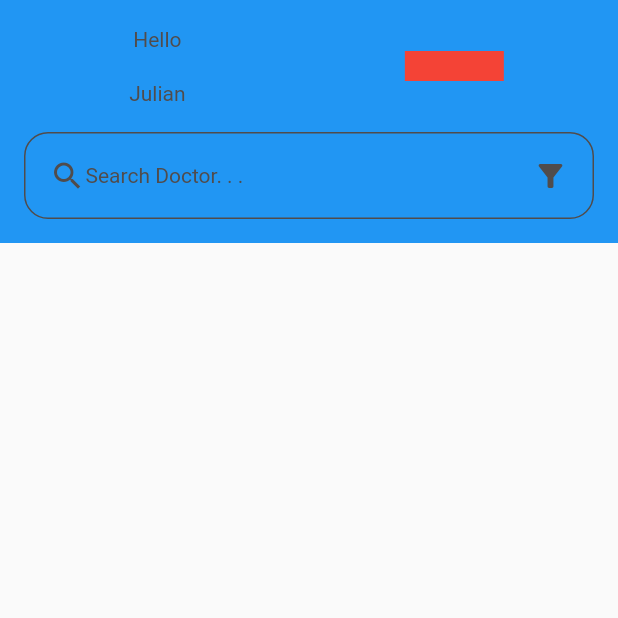
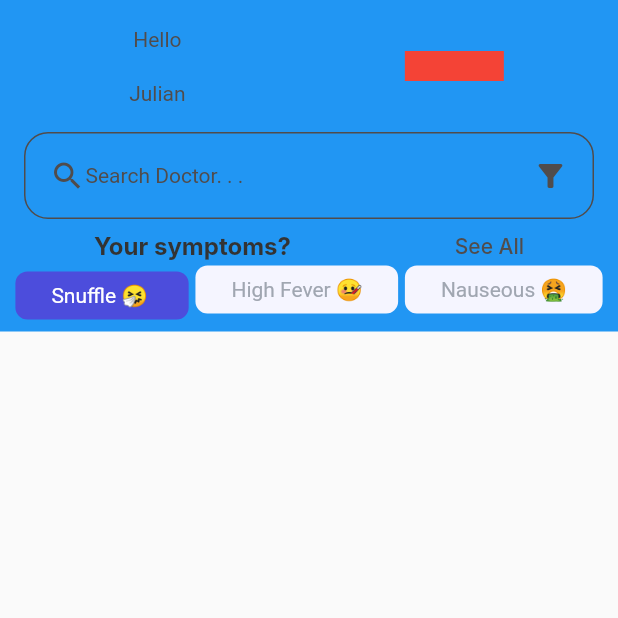
Before and after one commit to elbendit/doctor-app, a Flutter app: the screen it shows after launch, on a phone screen of 412 x 824 dp, the top half of it. Run offline on Flutter 3.47's test engine with Material 2 defaults, Android fonts, the light colour scheme and no system bars; Roboto replaces fonts that are missing (Inter).

Commit message:
add symptoms section

```diff
--- a/doctor_app/lib/pages/home/home.dart
+++ b/doctor_app/lib/pages/home/home.dart
@@ -1,5 +1,6 @@
 import 'package:flutter/material.dart';
 
+import 'widgets/symptomssection.dart';
 import 'widgets/search.dart';
 import 'widgets/topbar.dart';
 
@@ -43,8 +44,10 @@
         child: Column(
             mainAxisSize: MainAxisSize.min,
             mainAxisAlignment: MainAxisAlignment.start,
-            children: [TopBar(), Search()
-
+            children: [
+              TopBar(),
+              Search(),
+              SymptomsSection()
             ]),
       ),
     );
--- /dev/null
+++ b/doctor_app/lib/pages/home/widgets/symptomssection.dart
@@ -0,0 +1,122 @@
+import 'package:flutter/material.dart';
+
+class SymptomsSection extends StatelessWidget {
+  const SymptomsSection({
+    Key? key,
+  }) : super(key: key);
+
+  @override
+  Widget build(BuildContext context) {
+    return Column(
+      children: [
+        Row(
+          mainAxisSize: MainAxisSize.max,
+          mainAxisAlignment: MainAxisAlignment.spaceAround,
+          crossAxisAlignment: CrossAxisAlignment.center,
+          children: [
+            Text(
+              "Your symptoms?",
+              style: TextStyle(
+                color: Color(0xff333333),
+                fontSize: 16,
+                fontFamily: "Inter",
+                fontWeight: FontWeight.w700,
+              ),
+            ),
+            Text(
+              "See All",
+              style: TextStyle(
+                color: Color.fromARGB(255, 80, 76, 76),
+                fontSize: 14,
+                fontFamily: "Inter",
+                fontWeight: FontWeight.w500,
+              ),
+            ),
+          ],
+        ),
+        Row(
+          mainAxisSize: MainAxisSize.max,
+          mainAxisAlignment: MainAxisAlignment.spaceAround,
+          crossAxisAlignment: CrossAxisAlignment.center,
+          children: [
+            Padding(
+              padding: const EdgeInsets.only(top: 8.0),
+              child: Container(
+                decoration: BoxDecoration(
+                  borderRadius: BorderRadius.circular(8),
+                  color: Color(0xff4c4ddc),
+                ),
+                padding: const EdgeInsets.symmetric(
+                  horizontal: 24,
+                  vertical: 8,
+                ),
+                child: Column(
+                  mainAxisSize: MainAxisSize.min,
+                  mainAxisAlignment: MainAxisAlignment.center,
+                  crossAxisAlignment: CrossAxisAlignment.center,
+                  children: [
+                    Text(
+                      "Snuffle 🤧 ",
+                      style: TextStyle(
+                        color: Colors.white,
+                        fontSize: 14,
+                      ),
+                    ),
+                  ],
+                ),
+              ),
+            ),
+            Container(
+              decoration: BoxDecoration(
+                borderRadius: BorderRadius.circular(8),
+                color: Color(0xfff5f5ff),
+              ),
+              padding: const EdgeInsets.symmetric(
+                horizontal: 24,
+                vertical: 8,
+              ),
+              child: Column(
+                mainAxisSize: MainAxisSize.min,
+                mainAxisAlignment: MainAxisAlignment.start,
+                crossAxisAlignment: CrossAxisAlignment.start,
+                children: [
+                  Text(
+                    "High Fever 🤒️",
+                    style: TextStyle(
+                      color: Color(0xffa0a6b1),
+                      fontSize: 14,
+                    ),
+                  ),
+                ],
+              ),
+            ),
+            Container(
+              decoration: BoxDecoration(
+                borderRadius: BorderRadius.circular(8),
+                color: Color(0xfff5f5ff),
+              ),
+              padding: const EdgeInsets.symmetric(
+                horizontal: 24,
+                vertical: 8,
+              ),
+              child: Column(
+                mainAxisSize: MainAxisSize.min,
+                mainAxisAlignment: MainAxisAlignment.start,
+                crossAxisAlignment: CrossAxisAlignment.start,
+                children: [
+                  Text(
+                    "Nauseous 🤮",
+                    style: TextStyle(
+                      color: Color(0xffa0a6b1),
+                      fontSize: 14,
+                    ),
+                  ),
+                ],
+              ),
+            ),
+          ],
+        ),
+      ],
+    );
+  }
+}
```
